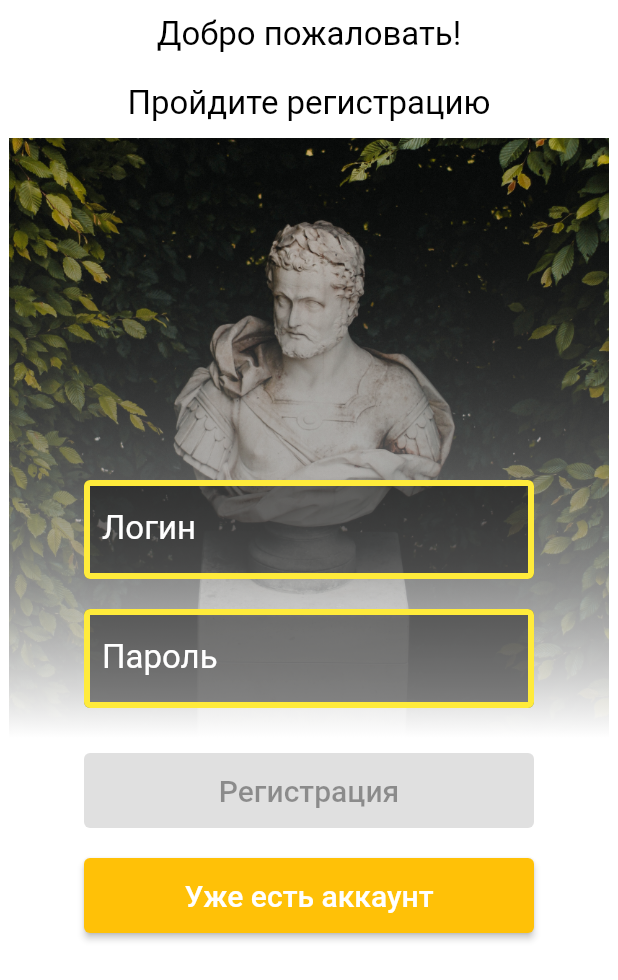
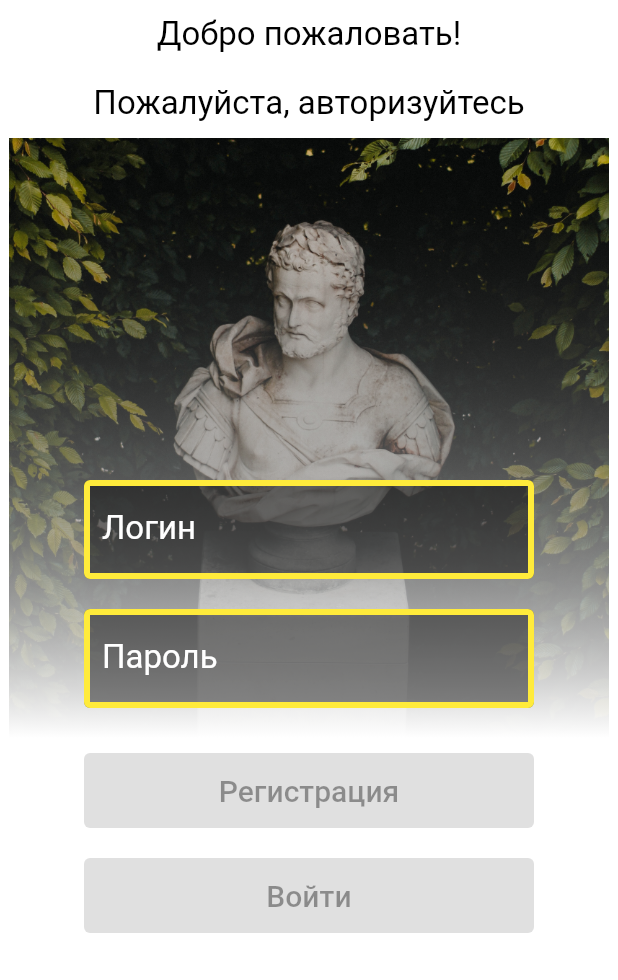
Before and after one commit to danyasedoy/daily_philosophy, a Flutter app: the screen it shows after launch, on a phone screen of 412 x 824 dp. Shown: the top 980 px of the screen. Run offline on Flutter 3.47's test engine with Material 2 defaults, Android fonts, the phone set to English and light mode, and no system bars.

Commit message:
Ограничения на ввод значений в текстовые поля экрана авторизации, косметические изменения

```diff
--- a/lib/pages/registration_page.dart
+++ b/lib/pages/registration_page.dart
@@ -1,5 +1,12 @@
 import 'package:flutter/material.dart';
+import 'package:flutter/services.dart';
 import 'package:provider/provider.dart';
+
+// Делаем сервис, сущность и провайдеры
+
+class _AuthService {
+
+}
 
 class _RegistrationPageState {
   final String _login;
@@ -8,7 +15,7 @@ class _RegistrationPageState {
   final String _password;
   String get password => _password;
 
-  bool get isRegButtonEnable => login.isNotEmpty && password.isNotEmpty ? true : false;
+  bool get isRegButtonEnable => login.isNotEmpty && password.length >= 8 ? true : false;
 
   _RegistrationPageState(this._login, this._password);
 
@@ -38,7 +45,7 @@ class _RegistrationPageViewModel extends ChangeNotifier{
   }
 
   void onRegButtonPressed(){}
-  void onAlreadyHaveAccPressed(){}
+  void onAuthButtonPressed(){}
 }
 
 class RegistrationPageWidget extends StatelessWidget {
@@ -57,7 +64,7 @@ class RegistrationPageWidget extends StatelessWidget {
                   _WelcomeTextWidget(),
                   _RegistrationTextFieldsWithBackground(),
                   _RegistrationButton(),
-                  _AlreadyHaveAccountButton(),
+                  _AuthButton(),
                 ],
               ),
             ],
@@ -139,7 +146,11 @@ class _LoginTextFieldWidget extends StatelessWidget {
       child: SizedBox(
         width: 300,
         child: TextField(
+          inputFormatters: <TextInputFormatter>[
+            FilteringTextInputFormatter.allow(RegExp("[0-9a-zA-Z]")),
+          ],
           onChanged: viewModel.loginChanged,
+          maxLength: 20,
           style:  const TextStyle(
             color: Colors.white,
             fontSize: 22,
@@ -176,6 +187,10 @@ class _PasswordTextFieldWidget extends StatelessWidget {
       child: SizedBox(
         width: 300,
         child: TextField(
+          inputFormatters: <TextInputFormatter>[
+            FilteringTextInputFormatter.allow(RegExp("[0-9a-zA-Z]")),
+          ],
+          maxLength: 20,
           onChanged: viewModel.passwordChanged,
           style:  const TextStyle(
             color: Colors.white,
@@ -184,6 +199,7 @@ class _PasswordTextFieldWidget extends StatelessWidget {
           obscureText: true,
           textInputAction: TextInputAction.done,
           decoration:  const InputDecoration(
+            counterText: "",
             labelText: 'Пароль',
             labelStyle: TextStyle(
               color: Colors.white,
@@ -231,13 +247,14 @@ class _RegistrationButton extends StatelessWidget {
   }
 }
 
-class _AlreadyHaveAccountButton extends StatelessWidget {
-  const _AlreadyHaveAccountButton({
+class _AuthButton extends StatelessWidget {
+  const _AuthButton({
     Key? key,
   }) : super(key: key);
 
   @override
   Widget build(BuildContext context) {
+    var isEnable = context.select((_RegistrationPageViewModel viewModel) => viewModel.state.isRegButtonEnable);
     var viewModel = context.read<_RegistrationPageViewModel>();
 
     return Padding(
@@ -245,12 +262,12 @@ class _AlreadyHaveAccountButton extends StatelessWidget {
       child: Container(
         constraints: const BoxConstraints.tightFor(width: 300, height: 50),
         child: ElevatedButton(
-          onPressed: viewModel.onAlreadyHaveAccPressed,
+          onPressed: isEnable ? viewModel.onAuthButtonPressed : null,
           style: ElevatedButton.styleFrom(
             backgroundColor: Colors.amber,
           ),
           child: const Text(
-            "Уже есть аккаунт",
+            "Войти",
             style: TextStyle(
               fontSize: 20,
             ),
@@ -281,7 +298,7 @@ class _WelcomeTextWidget extends StatelessWidget {
               height: 20,
             ),
             Text(
-              "Пройдите регистрацию",
+              "Пожалуйста, авторизуйтесь",
               textAlign: TextAlign.center,
               style: Theme.of(context).textTheme.titleMedium,
             ),
```
